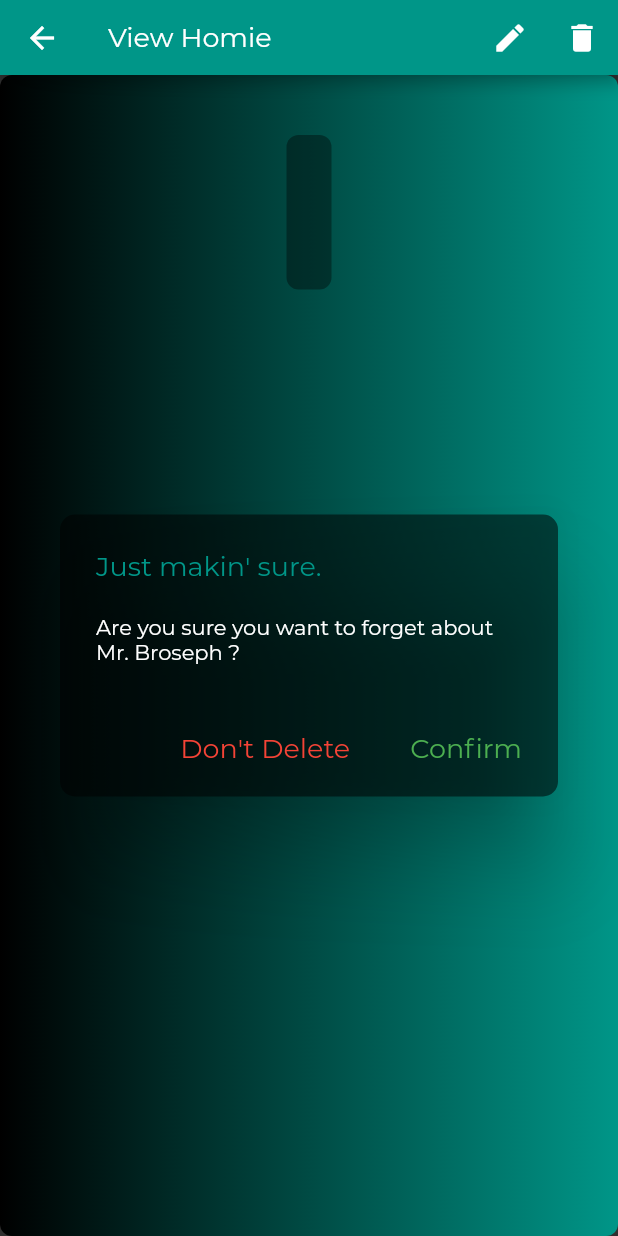
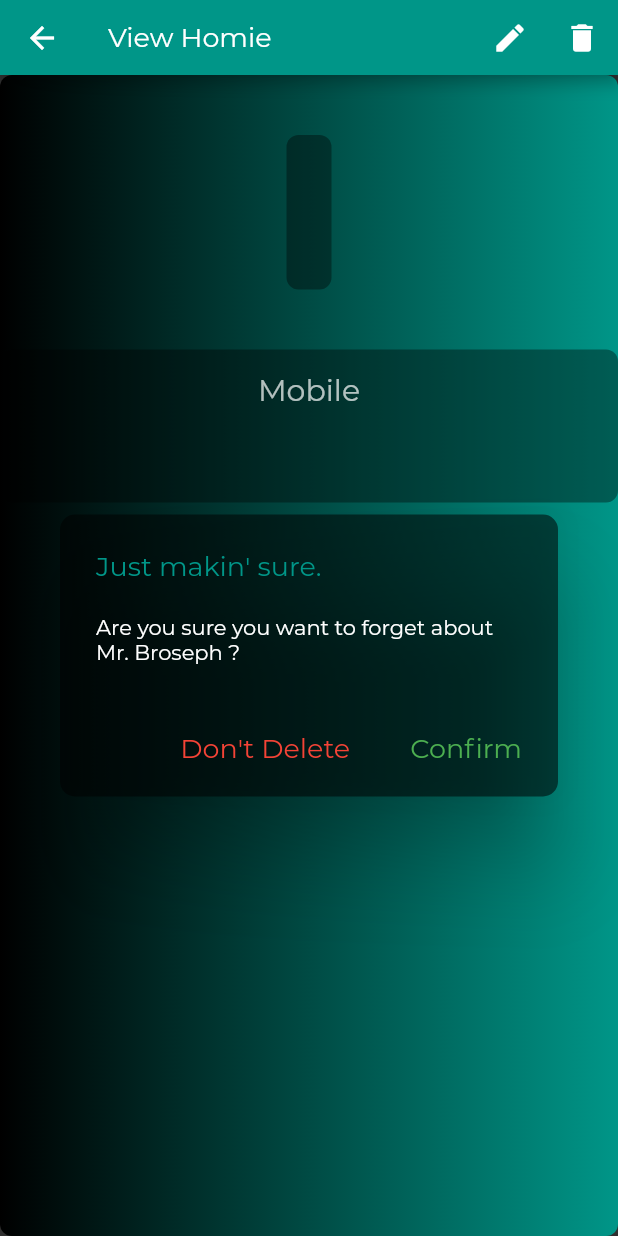
Before and after one commit to AneeshSaripalli/socialite, a Flutter app: the ContactViewPage screen opened directly with empty values, after a tap on the "delete" icon, on a phone screen of 412 x 824 dp. Run offline on Flutter 3.47's test engine with Material 2 defaults, Android fonts, the phone set to English and light mode, and no system bars; our stand-ins replace cloud_firestore, google_sign_in, googleapis_auth, random_string; missing offline and left inert: googleapis; accounts and stored records are empty; project files that could hold a hidden picture were left out.

```diff
--- a/lib/widgets/contact_view.dart
+++ b/lib/widgets/contact_view.dart
@@ -48,9 +48,9 @@ class _ContactViewPageState extends State<ContactViewPage> {
       ctx,
       MaterialPageRoute(
         builder: (ctx) => ModifyContactPage(
-              contact: widget.contact,
-              googleId: widget.googleId,
-            ),
+          contact: widget.contact,
+          googleId: widget.googleId,
+        ),
       ),
     ).then((value) {
       print(value);
@@ -108,6 +108,39 @@ class _ContactViewPageState extends State<ContactViewPage> {
     );
   }
 
+  Widget _buildInfoPanel(BuildContext ctx) {
+    return Column(
+      children: <Widget>[
+        Container(
+          child: Text(
+            'Mobile',
+            style: label,
+            textAlign: TextAlign.left,
+          ),
+          alignment: Alignment.center,
+        ),
+        Text(
+          widget.contact.description,
+          style: label,
+        ),
+        Text(
+          widget.contact.phoneNumber,
+          style: label,
+        )
+      ],
+    );
+  }
+
+  Widget _buildShadedContainer(BuildContext ctx, Widget child) {
+    return Container(
+        padding: EdgeInsets.all(15.0),
+        decoration: BoxDecoration(
+          borderRadius: BorderRadius.circular(8.0),
+          color: Colors.black38,
+        ),
+        child: child);
+  }
+
   Widget _buildBody(BuildContext ctx) {
     return Center(
       child: Container(
@@ -116,14 +149,11 @@ class _ContactViewPageState extends State<ContactViewPage> {
           child: Column(
             children: <Widget>[
               SizedBox(height: 40),
-              Container(
-                padding: EdgeInsets.all(15.0),
-                decoration: BoxDecoration(
-                  borderRadius: BorderRadius.circular(8.0),
-                  color: Colors.black38,
-                ),
-                child: _buildNamePanel(ctx),
+              _buildShadedContainer(ctx, _buildNamePanel(ctx)),
+              SizedBox(
+                height: 40,
               ),
+              _buildShadedContainer(ctx, _buildInfoPanel(ctx))
             ],
           ),
         ),
```
Also changed, not shown: lib/pages/contact_page.dart (+20 -1 lines), lib/pages/sign_out.dart (added, +33 -0 lines), lib/pages/home_page.dart (renamed from lib/pages/firestore_example.dart).
